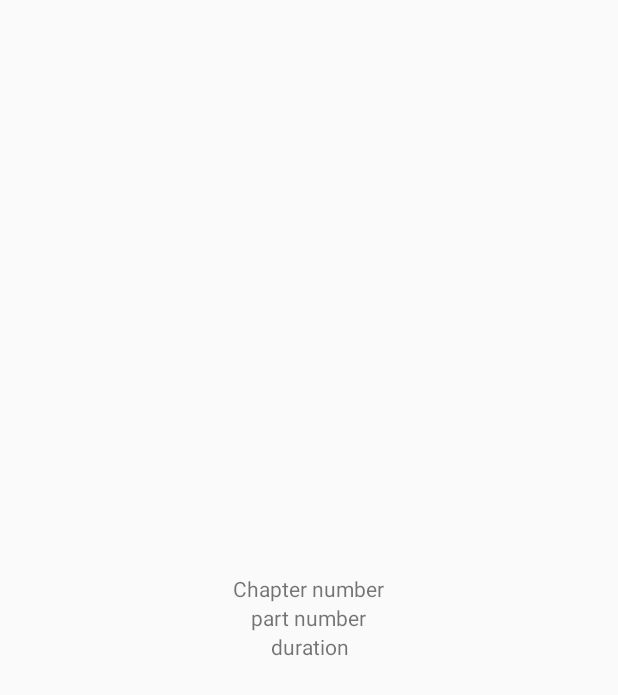
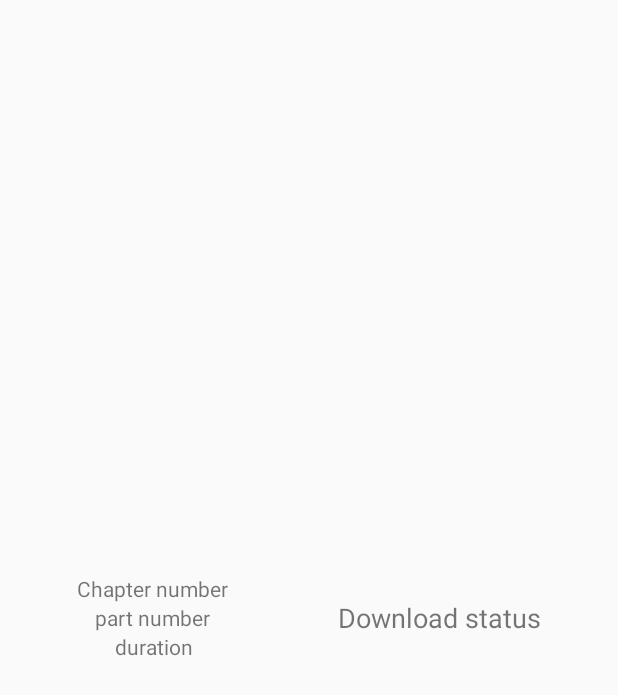
Before and after one commit to FindawayWorld/professorx, an Android app: the layout chapter_list_item.xml on its own in the app's theme, with its tools: preview values and no code run, on a phone screen of 412 x 824 dp. Shown: the top 695 px of the screen. Run offline under Robolectric (Android 15) with nearby library versions, the phone set to English and light mode, and no system bars.

Commit message:
added download status holder
added download status holder

```diff
--- a/app/src/main/java/com/findaway/audioengine/sample/book/ChapterViewHolder.java
+++ b/app/src/main/java/com/findaway/audioengine/sample/book/ChapterViewHolder.java
@@ -15,6 +15,7 @@ public class ChapterViewHolder extends RecyclerView.ViewHolder implements View.O
     TextView chapter_number;
     TextView part_number;
     TextView duration;
+    TextView download_status;
 
     RecyclerViewClickListener mRecyclerViewClickListener;
 
@@ -31,5 +32,6 @@ public class ChapterViewHolder extends RecyclerView.ViewHolder implements View.O
         chapter_number = (TextView)itemView.findViewById(R.id.chapter_number);
         part_number = (TextView)itemView.findViewById(R.id.part_number);
         duration = (TextView)itemView.findViewById(R.id.duration);
+        download_status = (TextView)itemView.findViewById(R.id.download_status);
     }
 }
--- a/app/src/main/res/layout/chapter_list_item.xml
+++ b/app/src/main/res/layout/chapter_list_item.xml
@@ -12,9 +12,12 @@
         android:layout_width="match_parent"
         android:layout_height="wrap_content"
         android:padding="5dp"
-        android:layout_gravity="center_horizontal"
-        android:orientation="vertical">
-
+        android:orientation="horizontal">
+        <LinearLayout
+            android:layout_width="wrap_content"
+            android:layout_height="match_parent"
+            android:orientation="vertical"
+            android:layout_weight="1">
             <TextView
                 android:id="@+id/chapter_number"
                 android:layout_height="wrap_content"
@@ -36,7 +39,20 @@
                 android:layout_gravity="center|top"
                 android:gravity="center_horizontal"
                 android:text="duration" />
-
+        </LinearLayout>
+        <FrameLayout
+            android:layout_width="wrap_content"
+            android:layout_height="match_parent"
+            android:layout_weight="1" >
+            <TextView
+                android:id="@+id/download_status"
+                android:layout_height="wrap_content"
+                android:layout_width="match_parent"
+                android:layout_gravity="center_vertical"
+                android:gravity="center_horizontal"
+                android:textSize="18dp"
+                android:text="Download status" />
+        </FrameLayout>
     </LinearLayout>
 
 </FrameLayout>
```
Lines whose indentation alone changed are shown as unchanged.
